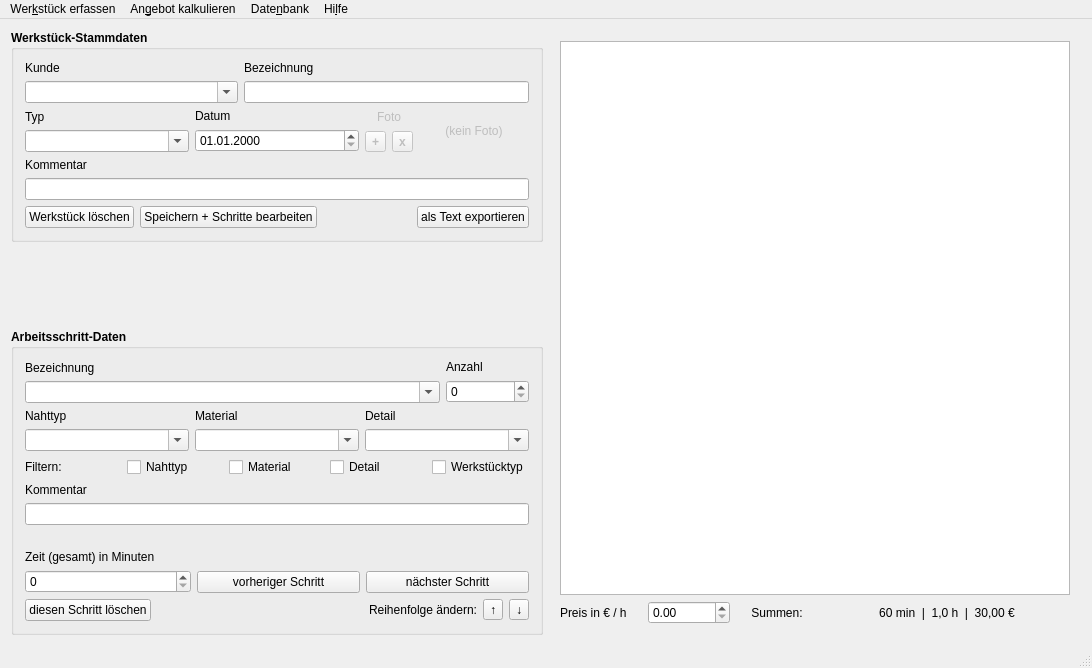
flauschzelle/tailors-assistant, file tailors_assistant/mainwindow.ui: the form before one commit.
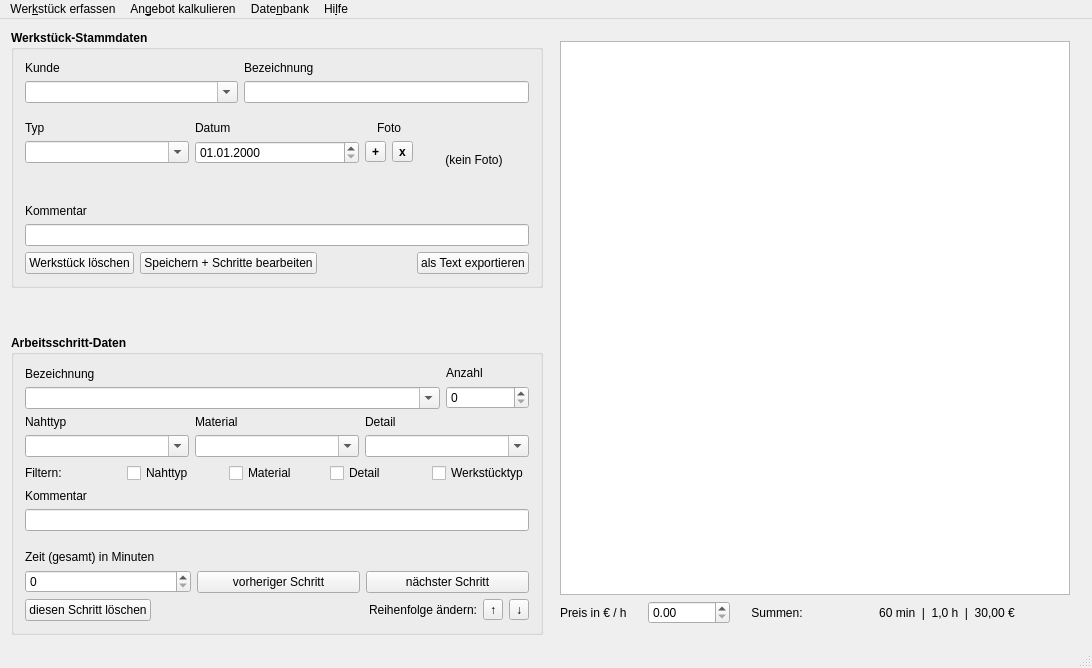
The form after the commit.

The edit to the form file:
```diff
--- a/tailors_assistant/mainwindow.ui
+++ b/tailors_assistant/mainwindow.ui
@@ -106,6 +106,9 @@
            </item>
            <item>
             <layout class="QHBoxLayout" name="horizontalLayout_2">
+             <property name="topMargin">
+              <number>12</number>
+             </property>
              <item>
               <layout class="QVBoxLayout" name="verticalLayout_24">
                <item>
@@ -137,6 +140,19 @@
                  </property>
                 </widget>
                </item>
+               <item>
+                <spacer name="verticalSpacer_3">
+                 <property name="orientation">
+                  <enum>Qt::Vertical</enum>
+                 </property>
+                 <property name="sizeHint" stdset="0">
+                  <size>
+                   <width>20</width>
+                   <height>40</height>
+                  </size>
+                 </property>
+                </spacer>
+               </item>
               </layout>
              </item>
              <item>
@@ -170,12 +186,25 @@
                  </property>
                 </widget>
                </item>
+               <item>
+                <spacer name="verticalSpacer_4">
+                 <property name="orientation">
+                  <enum>Qt::Vertical</enum>
+                 </property>
+                 <property name="sizeHint" stdset="0">
+                  <size>
+                   <width>20</width>
+                   <height>40</height>
+                  </size>
+                 </property>
+                </spacer>
+               </item>
               </layout>
              </item>
              <item>
               <widget class="QWidget" name="pictureWidget" native="true">
                <property name="enabled">
-                <bool>false</bool>
+                <bool>true</bool>
                </property>
                <layout class="QHBoxLayout" name="horizontalLayout_7">
                 <property name="leftMargin">
@@ -232,6 +261,19 @@
                     </item>
                    </layout>
                   </item>
+                  <item>
+                   <spacer name="verticalSpacer_5">
+                    <property name="orientation">
+                     <enum>Qt::Vertical</enum>
+                    </property>
+                    <property name="sizeHint" stdset="0">
+                     <size>
+                      <width>20</width>
+                      <height>40</height>
+                     </size>
+                    </property>
+                   </spacer>
+                  </item>
                  </layout>
                 </item>
                 <item>
```
Left out of the diff: 4 changed lines with no effect on the pictures.
